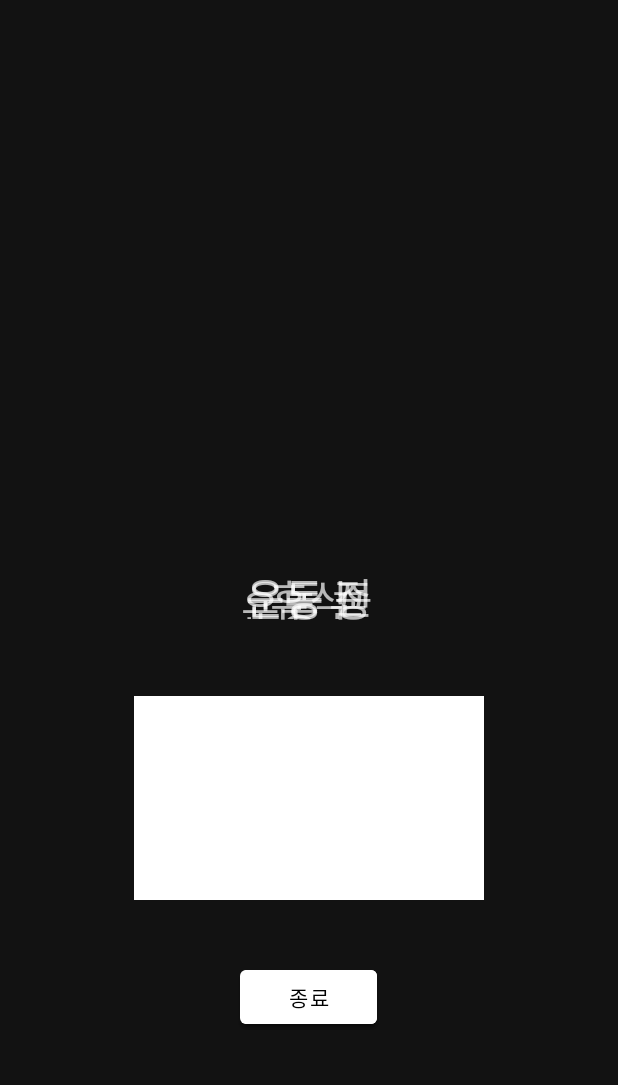
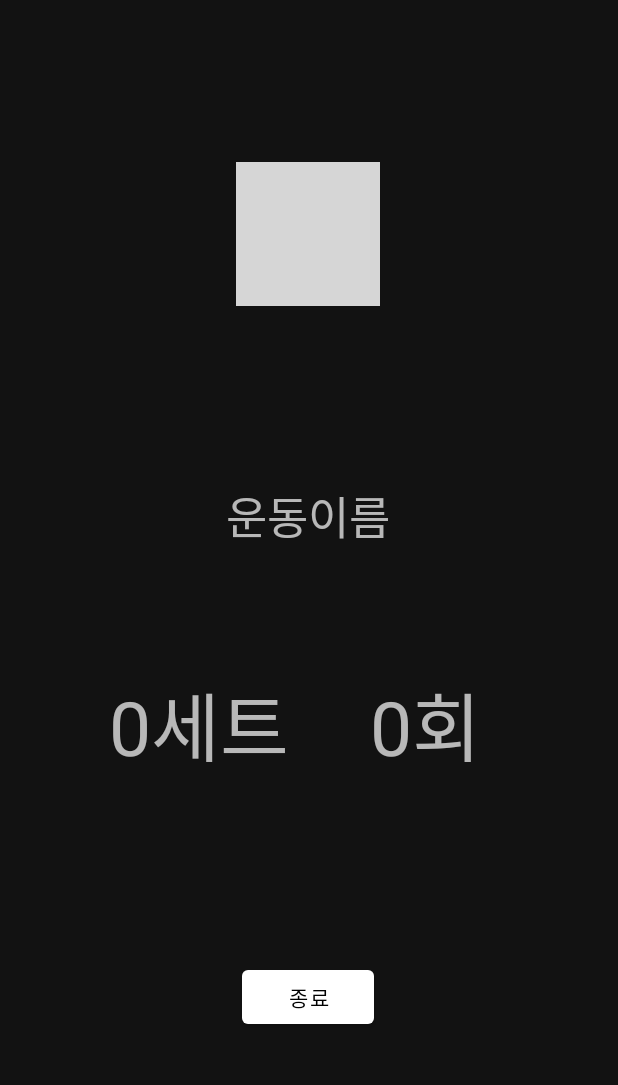
Before and after one commit to excodaw/Android-Project, an Android app: the RoutineRunFragment screen opened directly, with no data from a screen before it, on a phone screen of 412 x 824 dp, the part 62-1147 px from its top. Run offline under Robolectric (Android 15) with nearby library versions, the phone set to English and light mode, and no system bars; grey boxes are pictures that could not be loaded.

Commit message:
이미지화면 구현

```diff
--- a/app/src/main/java/com/example/githubproject/ImageViewScrolling/ExerciseImageFragment.java
+++ b/app/src/main/java/com/example/githubproject/ExerciseImageFragment.java
@@ -1,4 +1,4 @@
-package com.example.githubproject.ImageViewScrolling;
+package com.example.githubproject;
 
 import android.media.Image;
 import android.os.Bundle;
--- a/app/src/main/java/com/example/githubproject/RoutineRunFragment.java
+++ b/app/src/main/java/com/example/githubproject/RoutineRunFragment.java
@@ -5,12 +5,11 @@ import android.view.LayoutInflater;
 import android.view.View;
 import android.view.ViewGroup;
 import android.widget.Button;
+import android.widget.ImageView;
 import android.widget.TextView;
 
 import androidx.fragment.app.Fragment;
 
-import java.util.Timer;
-import java.util.TimerTask;
 
 public class RoutineRunFragment extends Fragment {
 
@@ -20,96 +19,41 @@ public class RoutineRunFragment extends Fragment {
 
         View view = inflater.inflate(R.layout.fragment_routine_run, container, false);
 
-        TextView Before_exc = view.findViewById(R.id.Before_exc);
-        TextView doing_exc = view.findViewById(R.id.doing_exc);
-        TextView break_exc = view.findViewById(R.id.break_exc);
-        TextView end_exc = view.findViewById(R.id.end_exc);
         TextView set_num = view.findViewById(R.id.set_num);
         TextView num_per_set = view.findViewById(R.id.num_per_set);
-        Button start_btn = view.findViewById(R.id.start_btn);
-        Button next_set_btn = view.findViewById(R.id.next_set_btn);
-        Button stop_btn = view.findViewById(R.id.stop_btn);
         Button end_btn = view.findViewById(R.id.end_btn);
+        ImageView exc_img = view.findViewById(R.id.exc_img);
+        TextView ima_tv = view.findViewById(R.id.ima_tv);
 
-        // 세트 수 세트 당 횟수 변수
-        final int[] setnum = {0};
-        final int[] numperset = {0};
+        String[] exercise = new String[]{"벤치 프레스", "인클라인 벤치프레스", "뎀벨 프레스", "숄더 프레스"
+                , "사이드 레터널 레이즈", "데드 리프트", "풀업", "스쿼트", "런지", "바벨 컬"
+                , "덤벨 컬", "라잉 트라이셉스", "케이블 푸시 다운", "행잉 레그 레이즈", "바이시클 크런치"};
+        int[] exc_svg = new int[]{R.drawable.bench_press, R.drawable.incline_bench_press,
+                R.drawable.dumbbell_press, R.drawable.shoulder_pres, R.drawable.side_lateral_raise
+                , R.drawable.dead_lift, R.drawable.pull_up, R.drawable.squat, R.drawable.lunge
+                , R.drawable.barbell_curl, R.drawable.dumbbell_curl, R.drawable.lying_triceps
+                , R.drawable.cable_push_down, R.drawable.hanging_leg_raises, R.drawable.bicycle_crunch};
 
-        Timer timer1 = new Timer();
-        // 세트 당 횟수 올리기, 세트수 증가
-        TimerTask timerTask1 = new TimerTask() {
-            @Override
-            //텍스트 숫자 업데이트마다 tts출력 하면 될지도
-            //세트 당 횟수가 25(임시)면 세트 수 증가 아니면 계속 실행
-            public void run() {
-                if (setnum[0] != 25) {
-                    numperset[0]++;
-                    num_per_set.setText(numperset[0]);
-                }
-                else {
-                    setnum[0]++;
-                    //세트 수가 3(임시)면 운동 종료 아니면 계속 실행
-                    if (numperset[0] != 3) {
-                        numperset[0] = 0;
-                        set_num.setText(setnum[0]);
-                        num_per_set.setText(numperset[0]);
-                        doing_exc.setVisibility(View.INVISIBLE);
-                        break_exc.setVisibility(View.VISIBLE);
-                        next_set_btn.setVisibility(View.VISIBLE);
-                        next_set_btn.setClickable(true);
-                        timer1.cancel();
-                    }
-                    else {
-                        doing_exc.setVisibility(View.INVISIBLE);
-                        end_exc.setVisibility(View.VISIBLE);
-                        end_btn.setVisibility(View.VISIBLE);
-                        timer1.cancel();
-                    }
-                }
+
+        String read_exc_name = "케이블 푸시 다운";
+
+        for (int i = 0; i < exc_svg.length; i++) {
+            final int index;
+            index = i;
+                if (read_exc_name.equals(exercise[index])) {
+                    exc_img.setImageResource(exc_svg[i]);
             }
-        };
 
-        //시작 버튼
-        start_btn.setOnClickListener(new View.OnClickListener() {
+        }
+
+
+        end_btn.setOnClickListener(new View.OnClickListener() {
             @Override
             public void onClick(View view) {
-                Before_exc.setVisibility(View.INVISIBLE);
-                doing_exc.setVisibility(View.VISIBLE);
-                start_btn.setVisibility(View.INVISIBLE);
-                stop_btn.setVisibility(View.VISIBLE);
-                stop_btn.setClickable(true);
-                next_set_btn.setClickable(true);
-                timer1.schedule(timerTask1, 0, 2000);
 
             }
         });
-        //다음 세트 버튼
-        next_set_btn.setOnClickListener(new View.OnClickListener() {
-            @Override
-            public void onClick(View view) {
-                break_exc.setVisibility(View.INVISIBLE);
-                doing_exc.setVisibility(View.VISIBLE);
-                next_set_btn.setVisibility(View.INVISIBLE);
-                stop_btn.setVisibility(View.VISIBLE);
-                next_set_btn.setClickable(false);
-                stop_btn.setClickable(true);
-                timer1.schedule(timerTask1, 0, 2000);
-            }
-        });
 
-        //중지 버튼
-        stop_btn.setOnClickListener(new View.OnClickListener() {
-            @Override
-            public void onClick(View view) {
-                break_exc.setVisibility(View.VISIBLE);
-                doing_exc.setVisibility(View.INVISIBLE);
-                start_btn.setVisibility(View.INVISIBLE);
-                stop_btn.setVisibility(View.INVISIBLE);
-                stop_btn.setClickable(false);
-                start_btn.setClickable(true);
-                timer1.schedule(timerTask1, 0, 2000);
-            }
-        });
         return view;
     }
 }
--- a/app/src/main/res/layout/fragment_routine_run.xml
+++ b/app/src/main/res/layout/fragment_routine_run.xml
@@ -5,129 +5,60 @@
     android:layout_width="match_parent"
     android:layout_height="match_parent">
 
-    <TextView
-        android:id="@+id/Before_exc"
+    <ImageView
+        android:id="@+id/exc_img"
         android:layout_width="wrap_content"
         android:layout_height="wrap_content"
-        android:text="@string/bef_exc"
-        android:textSize="28sp"
         app:layout_constraintBottom_toBottomOf="parent"
         app:layout_constraintEnd_toEndOf="parent"
+        app:layout_constraintHorizontal_bias="0.497"
         app:layout_constraintStart_toStartOf="parent"
         app:layout_constraintTop_toTopOf="parent"
-        app:layout_constraintVertical_bias="0.499" />
+        app:layout_constraintVertical_bias="0.139"
+        />
 
     <TextView
-        android:id="@+id/doing_exc"
+        android:id="@+id/ima_tv"
         android:layout_width="wrap_content"
         android:layout_height="wrap_content"
-        android:text="@string/doi_exc"
-        android:textSize="28sp"
-        android:cursorVisible="false"
-        app:layout_constraintBottom_toBottomOf="parent"
-        app:layout_constraintEnd_toEndOf="parent"
-        app:layout_constraintStart_toStartOf="parent"
-        app:layout_constraintTop_toTopOf="parent" />
-
-    <TextView
-        android:id="@+id/break_exc"
-        android:layout_width="wrap_content"
-        android:layout_height="wrap_content"
-        android:text="@string/bre_exc"
-        android:textSize="28sp"
-        android:cursorVisible="false"
-        app:layout_constraintBottom_toBottomOf="parent"
-        app:layout_constraintEnd_toEndOf="parent"
-        app:layout_constraintStart_toStartOf="parent"
-        app:layout_constraintTop_toTopOf="parent" />
-
-    <TextView
-        android:id="@+id/end_exc"
-        android:layout_width="91dp"
-        android:layout_height="28dp"
-        android:text="@string/end_exc"
-        android:textSize="28sp"
-        android:cursorVisible="false"
-        app:layout_constraintBottom_toBottomOf="parent"
-        app:layout_constraintEnd_toEndOf="parent"
-        app:layout_constraintStart_toStartOf="parent"
-        app:layout_constraintTop_toTopOf="parent" />
-
-    <LinearLayout
-        android:id="@+id/linearLayout"
-        android:layout_width="233dp"
-        android:layout_height="136dp"
-        android:layout_marginBottom="4dp"
-        android:orientation="horizontal"
-        android:background="#FFFFFF"
-        app:layout_constraintBottom_toBottomOf="parent"
-        app:layout_constraintEnd_toEndOf="parent"
-        app:layout_constraintStart_toStartOf="parent"
-        app:layout_constraintTop_toTopOf="parent"
-        app:layout_constraintVertical_bias="0.715">
-
-        <TextView
-            android:id="@+id/set_num"
-            android:layout_width="wrap_content"
-            android:layout_height="match_parent"
-            android:layout_weight="1"
-            android:layout_gravity="center"
-            android:textAlignment="center"
-            android:gravity="center"
-            android:text="@string/num_set"
-            android:textSize="50sp" />
-
-        <TextView
-            android:id="@+id/num_per_set"
-            android:layout_width="wrap_content"
-            android:layout_height="match_parent"
-            android:layout_weight="1"
-            android:layout_gravity="right"
-            android:textAlignment="center"
-            android:gravity="center"
-            android:text="@string/per_num"
-            android:textSize="50sp" />
-
-    </LinearLayout>
-
-    <Button
-        android:id="@+id/start_btn"
-        android:layout_width="wrap_content"
-        android:layout_height="wrap_content"
-        android:text="@string/sta_btn"
-        android:clickable="true"
-        app:layout_constraintBaseline_toBaselineOf="@+id/stop_btn"
-        app:layout_constraintEnd_toEndOf="parent"
-        app:layout_constraintHorizontal_bias="0.495"
-        app:layout_constraintStart_toStartOf="parent" />
-
-    <Button
-        android:id="@+id/next_set_btn"
-        android:layout_width="wrap_content"
-        android:layout_height="wrap_content"
-        android:text="@string/nex_btn"
-        android:cursorVisible="false"
-        android:clickable="false"
+        android:text="운동이름"
+        android:textSize="30dp"
         app:layout_constraintBottom_toBottomOf="parent"
         app:layout_constraintEnd_toEndOf="parent"
         app:layout_constraintHorizontal_bias="0.498"
         app:layout_constraintStart_toStartOf="parent"
         app:layout_constraintTop_toTopOf="parent"
-        app:layout_constraintVertical_bias="0.869" />
+        app:layout_constraintVertical_bias="0.424" />
 
-    <Button
-        android:id="@+id/stop_btn"
-        android:layout_width="wrap_content"
-        android:layout_height="wrap_content"
-        android:text="@string/sto_btn"
-        android:cursorVisible="false"
-        android:clickable="false"
+    <TextView
+        android:id="@+id/set_num"
+        android:layout_width="150dp"
+        android:layout_height="200dp"
+        android:gravity="center"
+        android:text="0세트"
+        android:textAlignment="center"
+        android:textSize="50dp"
         app:layout_constraintBottom_toBottomOf="parent"
         app:layout_constraintEnd_toEndOf="parent"
-        app:layout_constraintHorizontal_bias="0.504"
+        app:layout_constraintHorizontal_bias="0.222"
         app:layout_constraintStart_toStartOf="parent"
         app:layout_constraintTop_toTopOf="parent"
-        app:layout_constraintVertical_bias="0.869" />
+        app:layout_constraintVertical_bias="0.649" />
+
+    <TextView
+        android:id="@+id/num_per_set"
+        android:layout_width="150dp"
+        android:layout_height="200dp"
+        android:gravity="center"
+        android:text="0회"
+        android:textAlignment="center"
+        android:textSize="50dp"
+        app:layout_constraintBottom_toBottomOf="parent"
+        app:layout_constraintEnd_toEndOf="parent"
+        app:layout_constraintHorizontal_bias="0.796"
+        app:layout_constraintStart_toStartOf="parent"
+        app:layout_constraintTop_toTopOf="parent"
+        app:layout_constraintVertical_bias="0.649" />
 
     <Button
         android:id="@+id/end_btn"
```
